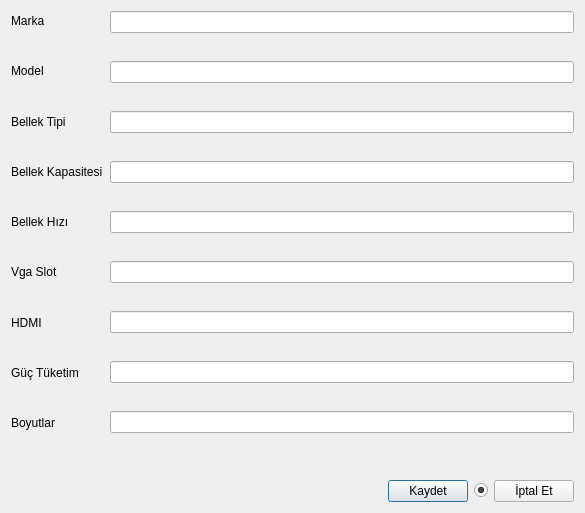
asirkacar/okulprojesi, file Desktop/tekno_market2/TKN_Market/UI/VeriFormlari/tknekrankartipencere.ui: the form before one commit.
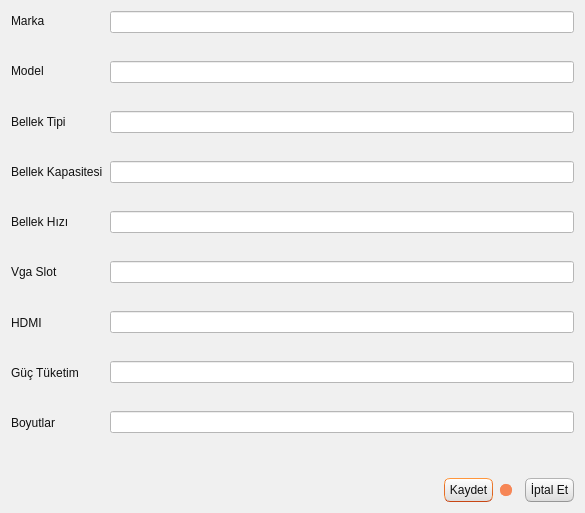
The form after the commit. Icons and pictures are not drawn.

Diff of the .ui file:
```diff
--- a/Desktop/tekno_market2/TKN_Market/UI/VeriFormlari/tknekrankartipencere.ui
+++ b/Desktop/tekno_market2/TKN_Market/UI/VeriFormlari/tknekrankartipencere.ui
@@ -13,6 +13,503 @@
   <property name="windowTitle">
    <string>Dialog</string>
   </property>
+  <property name="styleSheet">
+   <string notr="true">/*
+Ubuntu Style Sheet for QT Applications
+Author: Jaime A. Quiroga P.
+Company: GTRONICK
+Last updated: 09/10/2019 (dd/mm/yyyy), 12:31.
+Available at: https://github.com/GTRONICK/QSS/blob/master/Ubuntu.qss
+*/
+QMainWindow {
+	background-color:#f0f0f0;
+}
+QCheckBox {
+	padding:2px;
+}
+QCheckBox:hover {
+	border:1px solid rgb(255,150,60);
+	border-radius:4px;
+	padding: 1px;
+	background-color:qlineargradient(spread:pad, x1:0.5, y1:1, x2:0.5, y2:0, stop:0 rgba(190, 90, 50, 50), stop:1 rgba(250, 130, 40, 50));
+}
+QCheckBox::indicator:checked {
+	border:1px solid rgb(246, 134, 86);
+	border-radius:4px;
+  	background-color:rgb(246, 134, 86)
+}
+QCheckBox::indicator:unchecked {
+	border-width:1px solid rgb(246, 134, 86);
+	border-radius:4px;
+  	background-color:rgb(255,255,255);
+}
+QColorDialog {
+	background-color:#f0f0f0;
+}
+QComboBox {
+	color:rgb(81,72,65);
+	background: #ffffff;
+}
+QComboBox:editable {
+	selection-color:rgb(81,72,65);
+	selection-background-color: #ffffff;
+}
+QComboBox QAbstractItemView {
+	selection-color: #ffffff;
+	selection-background-color: rgb(246, 134, 86);
+}
+QComboBox:!editable:on, QComboBox::drop-down:editable:on {
+	color:  #1e1d23;	
+}
+QDateTimeEdit, QDateEdit, QDoubleSpinBox, QFontComboBox {
+	color:rgb(81,72,65);
+	background-color: #ffffff;
+}
+
+QDialog {
+	background-color:#f0f0f0;
+}
+
+QLabel,QLineEdit {
+	color:rgb(17,17,17);
+}
+QLineEdit {
+	background-color:rgb(255,255,255);
+	selection-background-color:rgb(236,116,64);
+}
+QMenuBar {
+	color:rgb(223,219,210);
+	background-color:rgb(65,64,59);
+}
+QMenuBar::item {
+	padding-top:4px;
+	padding-left:4px;
+	padding-right:4px;
+	color:rgb(223,219,210);
+	background-color:rgb(65,64,59);
+}
+QMenuBar::item:selected {
+	color:rgb(255,255,255);
+	padding-top:2px;
+	padding-left:2px;
+	padding-right:2px;
+	border-top-width:2px;
+	border-left-width:2px;
+	border-right-width:2px;
+	border-top-right-radius:4px;
+	border-top-left-radius:4px;
+	border-style:solid;
+	background-color:rgb(65,64,59);
+	border-top-color: rgb(47,47,44);
+	border-right-color: qlineargradient(spread:pad, x1:0, y1:1, x2:1, y2:0, stop:0 rgba(90, 87, 78, 255), stop:1 rgba(47,47,44, 255));
+	border-left-color:  qlineargradient(spread:pad, x1:1, y1:0, x2:0, y2:0, stop:0 rgba(90, 87, 78, 255), stop:1 rgba(47,47,44, 255));
+}
+QMenu {
+	color:rgb(223,219,210);
+	background-color:rgb(65,64,59);
+}
+QMenu::item {
+	color:rgb(223,219,210);
+	padding:4px 10px 4px 20px;
+}
+QMenu::item:selected {
+	color:rgb(255,255,255);
+	background-color: qlineargradient(spread:pad, x1:0.5, y1:1, x2:0.5, y2:0, stop:0 rgba(225, 108, 54, 255), stop:1 rgba(246, 134, 86, 255));
+	border-style:solid;
+	border-width:3px;
+	padding:4px 7px 4px 17px;
+	border-bottom-color:qlineargradient(spread:pad, x1:0.5, y1:1, x2:0.5, y2:0, stop:0 rgba(175,85,48,255), stop:1 rgba(236,114,67, 255));
+	border-top-color:qlineargradient(spread:pad, x1:0.5, y1:1, x2:0.5, y2:0, stop:0 rgba(253,156,113,255), stop:1 rgba(205,90,46, 255));
+	border-right-color:qlineargradient(spread:pad, x1:0, y1:0.5, x2:1, y2:0.5, stop:0 rgba(253,156,113,255), stop:1 rgba(205,90,46, 255));
+	border-left-color:qlineargradient(spread:pad, x1:1, y1:0.5, x2:0, y2:0.5, stop:0 rgba(253,156,113,255), stop:1 rgba(205,90,46, 255));
+}
+QPlainTextEdit {
+	border-width: 1px solid transparent;
+	color:rgb(17,17,17);
+	selection-background-color:rgb(236,116,64);
+}
+QProgressBar {
+	text-align: center;
+	color: rgb(0, 0, 0);
+	border: 1px inset rgb(150,150,150); 
+	border-radius: 10px;
+	background-color:rgb(221,221,219);
+}
+QProgressBar::chunk:horizontal {
+	background-color: qlineargradient(spread:pad, x1:0.5, y1:1, x2:0.5, y2:0, stop:0 rgba(225, 108, 54, 255), stop:1 rgba(246, 134, 86, 255));
+	border:1px solid;
+	border-radius:8px;
+	border-bottom-color:qlineargradient(spread:pad, x1:0.5, y1:1, x2:0.5, y2:0, stop:0 rgba(175,85,48,255), stop:1 rgba(236,114,67, 255));
+	border-top-color:qlineargradient(spread:pad, x1:0.5, y1:1, x2:0.5, y2:0, stop:0 rgba(253,156,113,255), stop:1 rgba(205,90,46, 255));
+	border-right-color:qlineargradient(spread:pad, x1:0, y1:0.5, x2:1, y2:0.5, stop:0 rgba(253,156,113,255), stop:1 rgba(205,90,46, 255));
+	border-left-color:qlineargradient(spread:pad, x1:1, y1:0.5, x2:0, y2:0.5, stop:0 rgba(253,156,113,255), stop:1 rgba(205,90,46, 255));
+}
+QPushButton{
+	color:rgb(17,17,17);
+	border-width: 1px;
+	border-radius: 6px;
+	border-bottom-color: rgb(150,150,150);
+	border-right-color: rgb(165,165,165);
+	border-left-color: rgb(165,165,165);
+	border-top-color: rgb(180,180,180);
+	border-style: solid;
+	padding: 4px;
+	background-color: qlineargradient(spread:pad, x1:0.5, y1:1, x2:0.5, y2:0, stop:0 rgba(220, 220, 220, 255), stop:1 rgba(255, 255, 255, 255));
+}
+QPushButton:hover{
+	color:rgb(17,17,17);
+	border-width: 1px;
+	border-radius:6px;
+	border-top-color: rgb(255,150,60);
+	border-right-color: qlineargradient(spread:pad, x1:0, y1:1, x2:1, y2:0, stop:0 rgba(200, 70, 20, 255), stop:1 rgba(255,150,60, 255));
+	border-left-color:  qlineargradient(spread:pad, x1:1, y1:0, x2:0, y2:0, stop:0 rgba(200, 70, 20, 255), stop:1 rgba(255,150,60, 255));
+	border-bottom-color: rgb(200,70,20);
+	border-style: solid;
+	padding: 2px;
+	background-color: qlineargradient(spread:pad, x1:0.5, y1:1, x2:0.5, y2:0, stop:0 rgba(220, 220, 220, 255), stop:1 rgba(255, 255, 255, 255));
+}
+QPushButton:default{
+	color:rgb(17,17,17);
+	border-width: 1px;
+	border-radius:6px;
+	border-top-color: rgb(255,150,60);
+	border-right-color: qlineargradient(spread:pad, x1:0, y1:1, x2:1, y2:0, stop:0 rgba(200, 70, 20, 255), stop:1 rgba(255,150,60, 255));
+	border-left-color:  qlineargradient(spread:pad, x1:1, y1:0, x2:0, y2:0, stop:0 rgba(200, 70, 20, 255), stop:1 rgba(255,150,60, 255));
+	border-bottom-color: rgb(200,70,20);
+	border-style: solid;
+	padding: 2px;
+	background-color: qlineargradient(spread:pad, x1:0.5, y1:1, x2:0.5, y2:0, stop:0 rgba(220, 220, 220, 255), stop:1 rgba(255, 255, 255, 255));
+}
+QPushButton:pressed{
+	color:rgb(17,17,17);
+	border-width: 1px;
+	border-radius: 6px;
+	border-width: 1px;
+	border-top-color: rgba(255,150,60,200);
+	border-right-color: qlineargradient(spread:pad, x1:0, y1:1, x2:1, y2:0, stop:0 rgba(200, 70, 20, 255), stop:1 rgba(255,150,60, 200));
+	border-left-color:  qlineargradient(spread:pad, x1:1, y1:0, x2:0, y2:0, stop:0 rgba(200, 70, 20, 255), stop:1 rgba(255,150,60, 200));
+	border-bottom-color: rgba(200,70,20,200);
+	border-style: solid;
+	padding: 2px;
+	background-color: qlineargradient(spread:pad, x1:0.5, y1:0, x2:0.5, y2:1, stop:0 rgba(220, 220, 220, 255), stop:1 rgba(255, 255, 255, 255));
+}
+QPushButton:disabled{
+	color:rgb(174,167,159);
+	border-width: 1px;
+	border-radius: 6px;
+	background-color: qlineargradient(spread:pad, x1:0.5, y1:1, x2:0.5, y2:0, stop:0 rgba(200, 200, 200, 255), stop:1 rgba(230, 230, 230, 255));
+}
+QRadioButton {
+	padding: 1px;
+}
+QRadioButton::indicator:checked {
+	height: 10px;
+	width: 10px;
+	border-style:solid;
+	border-radius:5px;
+	border-width: 1px;
+	border-color: rgba(246, 134, 86, 255);
+	color: #a9b7c6;
+	background-color:rgba(246, 134, 86, 255);
+}
+QRadioButton::indicator:!checked {
+	height: 10px;
+	width: 10px;
+	border-style:solid;
+	border-radius:5px;
+	border-width: 1px;
+	border-color: rgb(246, 134, 86);
+	color: #a9b7c6;
+	background-color: transparent;
+}
+QScrollArea {
+	color: white;
+	background-color:#f0f0f0;
+}
+QSlider::groove {
+	border-style: solid;
+	border-width: 1px;
+	border-color: rgb(207,207,207);
+}
+QSlider::groove:horizontal {
+	height: 5px;
+	background: rgb(246, 134, 86);
+}
+QSlider::groove:vertical {
+	width: 5px;
+	background: rgb(246, 134, 86);
+}
+QSlider::handle:horizontal {
+	background: rgb(253,253,253);
+	border-style: solid;
+	border-width: 1px;
+	border-color: rgb(207,207,207);
+	width: 12px;
+	margin: -5px 0;
+	border-radius: 7px;
+}
+QSlider::handle:vertical {
+	background: rgb(253,253,253);
+	border-style: solid;
+	border-width: 1px;
+	border-color: rgb(207,207,207);
+	height: 12px;
+	margin: 0 -5px;
+	border-radius: 7px;
+}
+QSlider::add-page:horizontal, QSlider::add-page:vertical {
+ 	background: white;
+}
+QSlider::sub-page:horizontal, QSlider::sub-page:vertical {
+	background: rgb(246, 134, 86);
+}
+QStatusBar, QSpinBox {
+	color:rgb(81,72,65);
+}
+QSpinBox {
+	background-color: #ffffff;
+}
+QScrollBar:horizontal {
+	max-height: 20px;
+	border: 1px transparent;
+	margin: 0px 20px 0px 20px;
+}
+QScrollBar::handle:horizontal {
+	background: rgb(253,253,253);
+	border: 1px solid rgb(207,207,207);
+	border-radius: 7px;
+	min-width: 25px;
+}
+QScrollBar::handle:horizontal:hover {
+	background: rgb(253,253,253);
+	border: 1px solid rgb(255,150,60);
+	border-radius: 7px;
+	min-width: 25px;
+}
+QScrollBar::add-line:horizontal {
+  	border: 1px solid rgb(207,207,207);
+  	border-top-right-radius: 7px;
+  	border-top-left-radius: 7px;
+  	border-bottom-right-radius: 7px;
+  	background: rgb(255, 255, 255);
+  	width: 20px;
+  	subcontrol-position: right;
+  	subcontrol-origin: margin;
+}
+QScrollBar::add-line:horizontal:hover {
+  	border: 1px solid rgb(255,150,60);
+  	border-top-right-radius: 7px;
+  	border-top-left-radius: 7px;
+  	border-bottom-right-radius: 7px;
+  	background: rgb(255, 255, 255);
+  	width: 20px;
+  	subcontrol-position: right;
+  	subcontrol-origin: margin;
+}
+QScrollBar::add-line:horizontal:pressed {
+  	border: 1px solid grey;
+  	border-top-left-radius: 7px;
+  	border-top-right-radius: 7px;
+  	border-bottom-right-radius: 7px;
+  	background: rgb(231,231,231);
+  	width: 20px;
+  	subcontrol-position: right;
+  	subcontrol-origin: margin;
+}
+QScrollBar::sub-line:horizontal {
+  	border: 1px solid rgb(207,207,207);
+  	border-top-right-radius: 7px;
+  	border-top-left-radius: 7px;
+  	border-bottom-left-radius: 7px;
+  	background: rgb(255, 255, 255);
+  	width: 20px;
+  	subcontrol-position: left;
+  	subcontrol-origin: margin;
+}
+QScrollBar::sub-line:horizontal:hover {
+  	border: 1px solid rgb(255,150,60);
+  	border-top-right-radius: 7px;
+  	border-top-left-radius: 7px;
+  	border-bottom-left-radius: 7px;
+  	background: rgb(255, 255, 255);
+  	width: 20px;
+  	subcontrol-position: left;
+  	subcontrol-origin: margin;
+}
+QScrollBar::sub-line:horizontal:pressed {
+  	border: 1px solid grey;
+  	border-top-right-radius: 7px;
+  	border-top-left-radius: 7px;
+  	border-bottom-left-radius: 7px;
+  	background: rgb(231,231,231);
+  	width: 20px;
+  	subcontrol-position: left;
+  	subcontrol-origin: margin;
+}
+QScrollBar::left-arrow:horizontal {
+  	border: 1px transparent grey;
+  	border-top-left-radius: 3px;
+  	border-bottom-left-radius: 3px;
+  	width: 6px;
+  	height: 6px;
+  	background: rgb(230,230,230);
+}
+QScrollBar::right-arrow:horizontal {
+	border: 1px transparent grey;
+	border-top-right-radius: 3px;
+	border-bottom-right-radius: 3px;
+  	width: 6px;
+  	height: 6px;
+ 	background: rgb(230,230,230);
+}
+QScrollBar::add-page:horizontal, QScrollBar::sub-page:horizontal {
+ 	background: none;
+} 
+QScrollBar:vertical {
+	max-width: 20px;
+	border: 1px transparent grey;
+	margin: 20px 0px 20px 0px;
+}
+QScrollBar::add-line:vertical {
+	border: 1px solid;
+	border-color: rgb(207,207,207);
+	border-bottom-right-radius: 7px;
+	border-bottom-left-radius: 7px;
+	border-top-left-radius: 7px;
+	background: rgb(255, 255, 255);
+  	height: 20px;
+  	subcontrol-position: bottom;
+  	subcontrol-origin: margin;
+}
+QScrollBar::add-line:vertical:hover {
+  	border: 1px solid;
+  	border-color: rgb(255,150,60);
+  	border-bottom-right-radius: 7px;
+  	border-bottom-left-radius: 7px;
+  	border-top-left-radius: 7px;
+  	background: rgb(255, 255, 255);
+  	height: 20px;
+  	subcontrol-position: bottom;
+  	subcontrol-origin: margin;
+}
+QScrollBar::add-line:vertical:pressed {
+  	border: 1px solid grey;
+  	border-bottom-left-radius: 7px;
+  	border-bottom-right-radius: 7px;
+  	border-top-left-radius: 7px;
+  	background: rgb(231,231,231);
+  	height: 20px;
+  	subcontrol-position: bottom;
+  	subcontrol-origin: margin;
+}
+QScrollBar::sub-line:vertical {
+  	border: 1px solid rgb(207,207,207);
+  	border-top-right-radius: 7px;
+  	border-top-left-radius: 7px;
+  	border-bottom-left-radius: 7px;
+  	background: rgb(255, 255, 255);
+  	height: 20px;
+  	subcontrol-position: top;
+  	subcontrol-origin: margin;
+}
+QScrollBar::sub-line:vertical:hover {
+  	border: 1px solid rgb(255,150,60);
+  	border-top-right-radius: 7px;
+  	border-top-left-radius: 7px;
+  	border-bottom-left-radius: 7px;
+	background: rgb(255, 255, 255);
+  	height: 20px;
+  	subcontrol-position: top;
+  	subcontrol-origin: margin;
+}
+QScrollBar::sub-line:vertical:pressed {
+  	border: 1px solid grey;
+  	border-top-left-radius: 7px;
+  	border-top-right-radius: 7px;
+  	background: rgb(231,231,231);
+ 	height: 20px;
+  	subcontrol-position: top;
+  	subcontrol-origin: margin;
+}
+QScrollBar::handle:vertical {
+	background: rgb(253,253,253);
+	border: 1px solid rgb(207,207,207);
+	border-radius: 7px;
+	min-height: 25px;
+}
+QScrollBar::handle:vertical:hover {
+	background: rgb(253,253,253);
+	border: 1px solid rgb(255,150,60);
+	border-radius: 7px;
+	min-height: 25px;
+}
+QScrollBar::up-arrow:vertical {
+	border: 1px transparent grey;
+  	border-top-left-radius: 3px;
+	border-top-right-radius: 3px;
+  	width: 6px;
+  	height: 6px;
+  	background: rgb(230,230,230);
+}
+QScrollBar::down-arrow:vertical {
+  	border: 1px transparent grey;
+  	border-bottom-left-radius: 3px;
+  	border-bottom-right-radius: 3px;
+  	width: 6px;
+  	height: 6px;
+  	background: rgb(230,230,230);
+}
+QScrollBar::add-page:vertical, QScrollBar::sub-page:vertical {
+  	background: none;
+}
+QTabWidget {
+	color:rgb(0,0,0);
+	background-color:rgb(247,246,246);
+}
+QTabWidget::pane {
+	border-color: rgb(180,180,180);
+	background-color:rgb(247,246,246);
+	border-style: solid;
+	border-width: 1px;
+  	border-radius: 6px;
+}
+QTabBar::tab {
+	padding-left:4px;
+	padding-right:4px;
+	padding-bottom:2px;
+	padding-top:2px;
+	color:rgb(81,72,65);
+  	background-color: qlineargradient(spread:pad, x1:0.5, y1:1, x2:0.5, y2:0, stop:0 rgba(221,218,217,255), stop:1 rgba(240,239,238,255));
+	border-style: solid;
+	border-width: 1px;
+  	border-top-right-radius:4px;
+	border-top-left-radius:4px;
+	border-top-color: rgb(180,180,180);
+	border-left-color: rgb(180,180,180);
+	border-right-color: rgb(180,180,180);
+	border-bottom-color: transparent;
+}
+QTabBar::tab:selected, QTabBar::tab:last:selected, QTabBar::tab:hover {
+  	background-color:rgb(247,246,246);
+  	margin-left: 0px;
+  	margin-right: 1px;
+}
+QTabBar::tab:!selected {
+	margin-top: 1px;
+	margin-right: 1px;
+}
+QTextEdit {
+	border-width: 1px;
+	border-style: solid;
+	border-color:transparent;
+	color:rgb(17,17,17);
+	selection-background-color:rgb(236,116,64);
+}
+QTimeEdit, QToolBox, QToolBox::tab, QToolBox::tab:selected {
+	color:rgb(81,72,65);
+	background-color: #ffffff;
+}</string>
+  </property>
   <layout class="QVBoxLayout" name="verticalLayout_3">
    <item>
     <layout class="QHBoxLayout" name="horizontalLayout">
```
Left out of the diff: 12 changed lines with no effect on the pictures.
